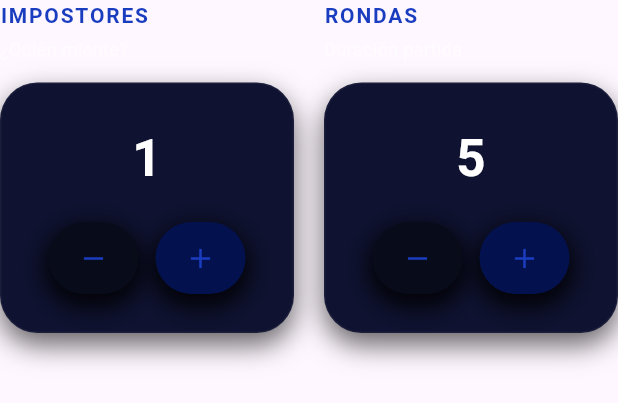
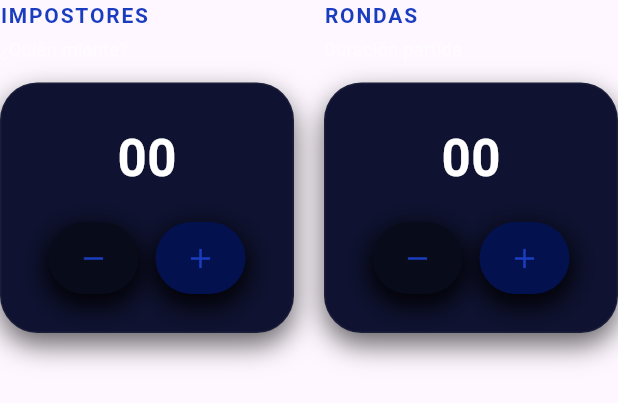
Before and after one commit to uni-dev-labs/impostor-game-app, a Flutter app: the CounterSection widget shown alone on an empty page, opened directly, on a phone screen of 412 x 824 dp. Shown: the top 403 px of the screen. Run offline on Flutter 3.47's test engine with Material 3 defaults, Android fonts, the phone set to English and light mode, and no system bars.

Commit message:
Interfaz gameConfiguration completada

```diff
--- a/lib/Providers/configuration_game_provider.dart
+++ b/lib/Providers/configuration_game_provider.dart
@@ -41,6 +41,11 @@ class ConfigurationGameProvider extends ChangeNotifier {
   void lessPlayers() {
     if (!validateIsPositiveNumber(players)) return;
     players--;
+
+    if (impostors >= players) {
+    impostors = (players - 1).clamp(0, players);
+    }
+
     notifyListeners();
   }
 
@@ -57,6 +62,7 @@ class ConfigurationGameProvider extends ChangeNotifier {
 
   void selectDeck(WordDeck deck) {
     selectedDeck = deck;
+    debugPrint('🎴 Mazo seleccionado: ${deck.label}');
     notifyListeners();
   }
 
--- a/lib/components/configuration-game-screen/counter-section.dart
+++ b/lib/components/configuration-game-screen/counter-section.dart
@@ -1,26 +1,34 @@
 import 'package:flutter/material.dart';
+import 'package:impostor/Providers/configuration_game_provider.dart';
+import 'package:provider/provider.dart';
 
 class CounterSection extends StatelessWidget {
   const CounterSection({super.key});
 
   @override
   Widget build(BuildContext context) {
+    final config = context.watch<ConfigurationGameProvider>();
+
     return Row(
       crossAxisAlignment: CrossAxisAlignment.start,
-      children: const [
+      children: [
         Expanded(
           child: _CounterItem(
             title: "IMPOSTORES",
             subtitle: "¿Quién miente?",
-            value: "1",
+            value: config.impostors.toString().padLeft(2, "0"),
+            onAdd: () => config.addImpostors(),
+            onLess: () => config.lessImpostors(),
           ),
         ),
-        SizedBox(width: 20),
+        const SizedBox(width: 20),
         Expanded(
           child: _CounterItem(
             title: "RONDAS",
             subtitle: "Duración partida",
-            value: "5",
+            value: config.rounds.toString().padLeft(2, "0"),
+            onAdd: () => config.addRounds(),
+            onLess: () => config.lessRounds(),
           ),
         ),
       ],
@@ -32,11 +40,15 @@ class _CounterItem extends StatelessWidget {
   final String title;
   final String subtitle;
   final String value;
+  final VoidCallback onAdd;
+  final VoidCallback onLess;
 
   const _CounterItem({
     required this.title,
     required this.subtitle,
     required this.value,
+    required this.onAdd,
+    required this.onLess,
   });
 
   @override
@@ -53,9 +65,7 @@ class _CounterItem extends StatelessWidget {
             letterSpacing: 1.2,
           ),
         ),
-
         const SizedBox(height: 4),
-
         Text(
           subtitle,
           style: const TextStyle(
@@ -63,9 +73,7 @@ class _CounterItem extends StatelessWidget {
             fontSize: 12,
           ),
         ),
-
         const SizedBox(height: 14),
-
         Container(
           padding: const EdgeInsets.symmetric(vertical: 25, horizontal: 20),
           decoration: BoxDecoration(
@@ -93,14 +101,12 @@ class _CounterItem extends StatelessWidget {
                   fontWeight: FontWeight.bold,
                 ),
               ),
-
               const SizedBox(height: 18),
-
               Row(
                 mainAxisAlignment: MainAxisAlignment.spaceEvenly,
                 children: [
-                  _smallButton(Icons.remove, isPrimary: false),
-                  _smallButton(Icons.add, isPrimary: true),
+                  _smallButton(Icons.remove, isPrimary: false, onTap: onLess),
+                  _smallButton(Icons.add, isPrimary: true, onTap: onAdd),
                 ],
               ),
             ],
@@ -110,12 +116,16 @@ class _CounterItem extends StatelessWidget {
     );
   }
 
-Widget _smallButton(IconData icon, {required bool isPrimary}) {
-  return Container(
+  Widget _smallButton(IconData icon, {required bool isPrimary, required VoidCallback onTap}) {
+    return GestureDetector(
+      onTap: onTap,
+      child: Container(
         height: 48,
         width: 60,
         decoration: BoxDecoration(
-      color: isPrimary ? const Color.fromARGB(255, 3, 17, 78) : const Color(0xFF080C1A),
+          color: isPrimary
+              ? const Color.fromARGB(255, 3, 17, 78)
+              : const Color(0xFF080C1A),
           borderRadius: BorderRadius.circular(30),
           boxShadow: [
             BoxShadow(
@@ -131,6 +141,7 @@ Widget _smallButton(IconData icon, {required bool isPrimary}) {
           color: const Color(0xFF1A3DBF),
           size: 22,
         ),
+      ),
     );
   }
 }
```
Also changed, not shown: lib/components/configuration-game-screen/start-button.dart (+31 -4 lines), lib/components/configuration-game-screen/theme-section.dart (+85 -48 lines). Lines whose indentation alone changed are shown as unchanged.
